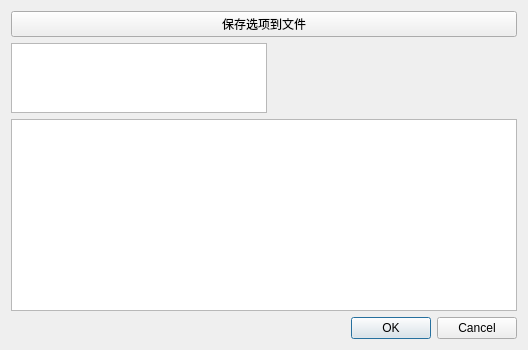
The window that ui/SelDispCombo.ui (zpzjzj/renkou) describes before a commit, drawn with Qt 5.
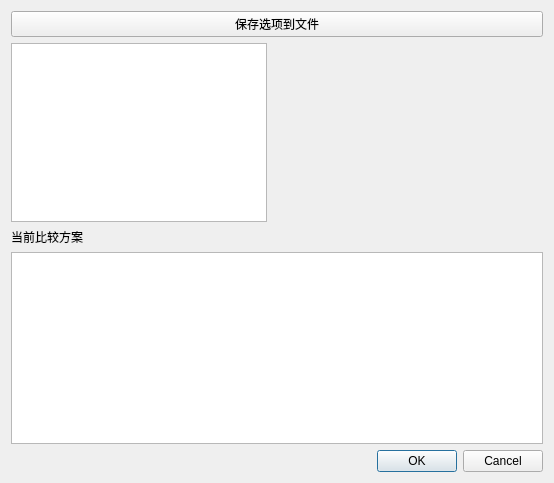
The same window after the commit.

The edit to the form file:
```diff
--- a/ui/SelDispCombo.ui
+++ b/ui/SelDispCombo.ui
@@ -6,8 +6,8 @@
    <rect>
     <x>0</x>
     <y>0</y>
-    <width>528</width>
-    <height>298</height>
+    <width>554</width>
+    <height>483</height>
    </rect>
   </property>
   <property name="sizePolicy">
@@ -53,6 +53,13 @@
        </item>
       </layout>
      </item>
+     <item>
+      <widget class="QLabel" name="label">
+       <property name="text">
+        <string>当前比较方案</string>
+       </property>
+      </widget>
+     </item>
      <item>
       <widget class="QListWidget" name="mSelectedSchemeWidget">
        <property name="sizePolicy">
```
